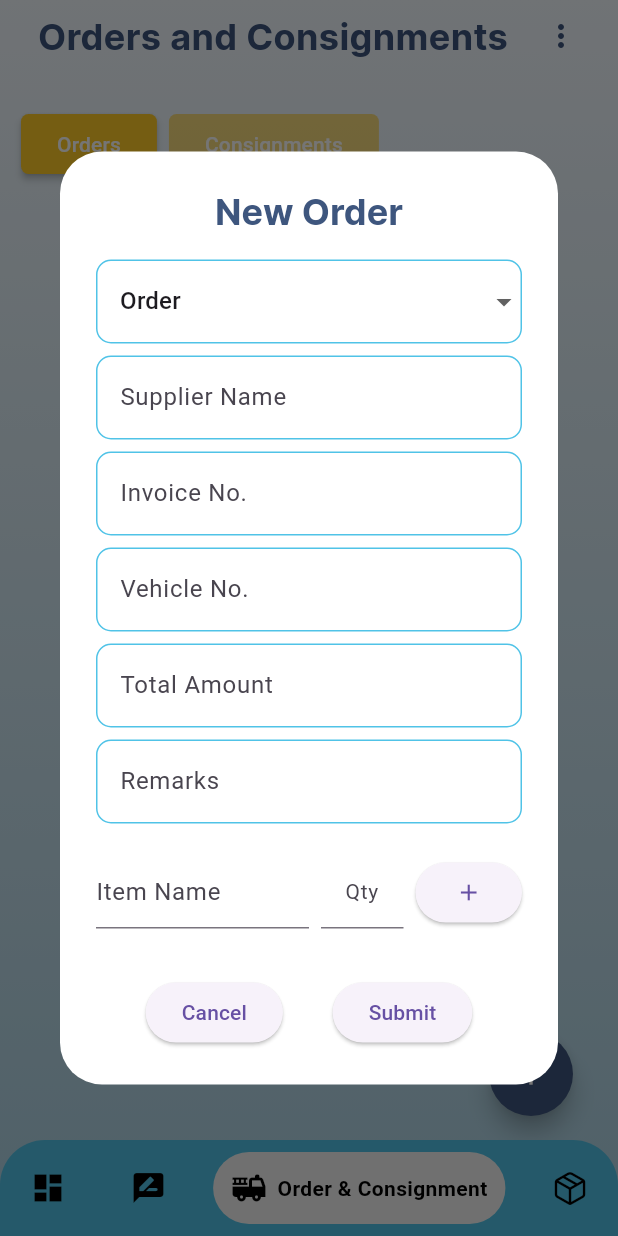
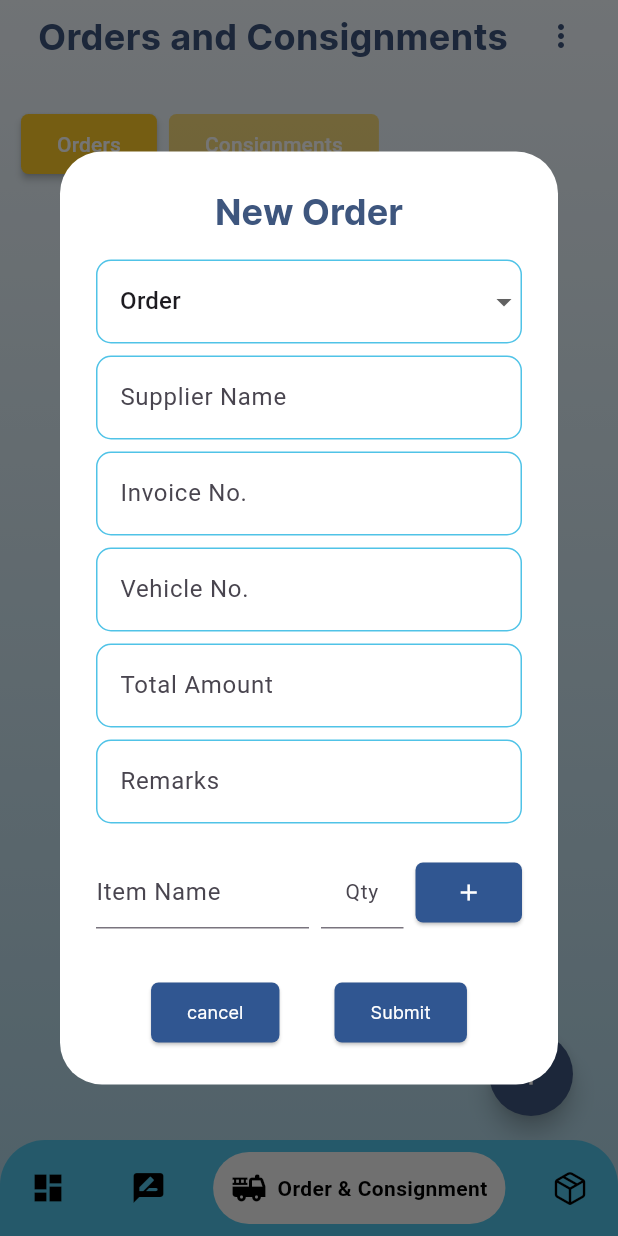
Before and after one commit to ShamoilRao44/tethys_FE, a Flutter app: the StockMngrHome screen opened by its route, item 3 of the bottom bar chosen, after a tap on the "add" icon, on a phone screen of 412 x 824 dp. Run offline on Flutter 3.47's test engine with Material 3 defaults, Android fonts, the phone set to English and light mode, and no system bars; drawn by our look-alikes of google_nav_bar; our stand-ins replace flutter_screenutil, flutter_secure_storage, flutter_slidable, get; accounts and stored records are empty; network calls fail; statements that could not run were skipped.

Commit message:
commit before demo on 10 sept: minor ui changes, everything works

```diff
--- a/lib/data/remote/api_interface.dart
+++ b/lib/data/remote/api_interface.dart
@@ -1,5 +1,5 @@
 abstract class ApiInterface {
-  static const baseUrl = "https://web-production-ef306.up.railway.app/";
+  static const baseUrl = "https://web-production-77a4.up.railway.app/";
 
   Future post(url, data);
   Future delete(url, data);
--- a/lib/modules/gatekeeper/gatekeeper_views/gatekeeper_home.dart
+++ b/lib/modules/gatekeeper/gatekeeper_views/gatekeeper_home.dart
@@ -34,7 +34,7 @@ class GateKeeperHome extends StatelessWidget {
             // alignment: Alignment.bottomCenter,
             padding: EdgeInsets.all(8),
             decoration: BoxDecoration(
-              color: AppColors.boxShadow,
+              color: AppColors.bordeColor2,
               borderRadius: BorderRadius.only(
                 topLeft: Radius.circular(30),
                 topRight: Radius.circular(30),
--- a/lib/modules/gatekeeper/gatekeeper_views/order_view.dart
+++ b/lib/modules/gatekeeper/gatekeeper_views/order_view.dart
@@ -102,7 +102,10 @@ class OrderView extends StatelessWidget {
                                               borderRadius: BorderRadius.circular(10),
                                             ),
                                             backgroundColor: AppColors.btnColor),
-                                        child: Icon(Icons.check),
+                                        child: Icon(
+                                          Icons.check,
+                                          color: AppColors.white,
+                                        ),
                                       ),
                                     ],
                                   ),
--- a/lib/modules/login/login_repo/login_repo_impl.dart
+++ b/lib/modules/login/login_repo/login_repo_impl.dart
@@ -8,7 +8,7 @@ class LoginRepoImpl extends LoginRepo {
 
   @override
   Future<LoginModel> login(Map data) async {
-    return LoginModelFromJson(
+    return loginModelFromJson(
       await apiService.post(Endpoints.login, data),
     );
   }
--- a/lib/modules/login/login_vm.dart
+++ b/lib/modules/login/login_vm.dart
@@ -1,3 +1,5 @@
+// ignore_for_file: use_build_context_synchronously
+
 import 'package:flutter/material.dart';
 import 'package:get/get.dart';
 import 'package:tethys/modules/login/login_model.dart';
@@ -15,10 +17,10 @@ class LoginVM extends GetxController {
   Future<void> login({required BuildContext context}) async {
     var data = {};
 
-    data['username'] = usernameCtrl.text.trim();
+    data['username'] = usernameCtrl.text.trim().toLowerCase();
     data['password'] = passwordCtrl.text.trim();
 
-    debugPrint(data.toString());
+    debugPrint("login data:${data.toString()}");
 
     await lri.login(data).then(
       (res) async {
--- a/lib/modules/stock_manger/stock_mngr_views/order_consgnmnt.dart
+++ b/lib/modules/stock_manger/stock_mngr_views/order_consgnmnt.dart
@@ -17,7 +17,8 @@ class OrderConsgnmnt extends StatelessWidget {
 
   void newOrderDialog(BuildContext ctx) {
     Get.dialog(
-      GetBuilder<StockMngrVM>(builder: (c) {
+      GetBuilder<StockMngrVM>(
+        builder: (c) {
           return AlertDialog(
             title: AppText(
               text: 'New Order',
@@ -267,7 +268,16 @@ class OrderConsgnmnt extends StatelessWidget {
                                     onPressed: () {
                                       c.addRow();
                                     },
-                                  child: Icon(Icons.add),
+                                    style: ElevatedButton.styleFrom(
+                                      backgroundColor: AppColors.btnColor,
+                                      shape: RoundedRectangleBorder(
+                                        borderRadius: BorderRadius.circular(5),
+                                      ),
+                                    ),
+                                    child: Icon(
+                                      Icons.add,
+                                      color: AppColors.white,
+                                    ),
                                   ),
                                 ),
                               ],
@@ -327,7 +337,16 @@ class OrderConsgnmnt extends StatelessWidget {
                                     onPressed: () {
                                       c.addRow();
                                     },
-                                  child: Icon(Icons.add),
+                                    style: ElevatedButton.styleFrom(
+                                      backgroundColor: AppColors.btnColor,
+                                      shape: RoundedRectangleBorder(
+                                        borderRadius: BorderRadius.circular(5),
+                                      ),
+                                    ),
+                                    child: Icon(
+                                      Icons.add,
+                                      color: AppColors.white,
+                                    ),
                                   ),
                                 ),
                               ],
@@ -342,19 +361,46 @@ class OrderConsgnmnt extends StatelessWidget {
                 onPressed: () {
                   Get.back();
                 },
-              child: Text('Cancel'),
+                style: ElevatedButton.styleFrom(
+                  backgroundColor: AppColors.btnColor,
+                  shape: RoundedRectangleBorder(
+                    borderRadius: BorderRadius.circular(5),
+                  ),
+                ),
+                child: AppText(
+                  text: 'cancel',
+                  textAlign: TextAlign.center,
+                  size: 12,
+                  fontWeight: FontWeight.normal,
+                  fontFamily: AppFonts.interRegular,
+                  color: AppColors.white,
+                ),
               ),
               ElevatedButton(
                 onPressed: () {
                   Get.back();
                   c.selectedOptionForOC == 'Order' ? c.sendOrder(ctx) : c.sendConsignment(ctx);
                 },
-              child: Text('Submit'),
+                style: ElevatedButton.styleFrom(
+                  backgroundColor: AppColors.btnColor,
+                  shape: RoundedRectangleBorder(
+                    borderRadius: BorderRadius.circular(5),
+                  ),
+                ),
+                child: AppText(
+                  text: 'Submit',
+                  textAlign: TextAlign.center,
+                  size: 12,
+                  fontWeight: FontWeight.normal,
+                  fontFamily: AppFonts.interRegular,
+                  color: AppColors.white,
+                ),
               ),
             ],
             actionsAlignment: MainAxisAlignment.spaceEvenly,
           );
-      }),
+        },
+      ),
       barrierDismissible: false,
     );
   }
@@ -363,7 +409,7 @@ class OrderConsgnmnt extends StatelessWidget {
   Widget build(BuildContext context) {
     return GetBuilder<StockMngrVM>(builder: (c) {
       return Padding(
-        padding: const EdgeInsets.only(left: 14.0, right: 14),
+        padding: EdgeInsets.only(left: 14.0, right: 14),
         child: Scaffold(
           resizeToAvoidBottomInset: false,
           backgroundColor: Colors.transparent,
@@ -371,13 +417,16 @@ class OrderConsgnmnt extends StatelessWidget {
             mainAxisAlignment: MainAxisAlignment.start,
             mainAxisSize: MainAxisSize.min,
             children: [
+              //HEADER ROW
               headerRow(
                 headerText: 'Orders and Consignments',
                 onRefresh: () async {
                   await c.fetchOrders();
                   await c.fetchConsignments();
-                  }),
+                },
+              ),
               SizedBox(height: 24),
+              //ROW FOR FILTER BUTTONS
               Row(
                 mainAxisAlignment: MainAxisAlignment.start,
                 mainAxisSize: MainAxisSize.max,
@@ -422,12 +471,8 @@ class OrderConsgnmnt extends StatelessWidget {
                 ],
               ),
               SizedBox(height: 14),
-              Builder(
-                builder: (context) {
-                  double containerHeight = MediaQuery.of(context).size.height - 64 - 154 - c.topPadding!;
-                  return c.isOrders
-                      /*Orders view*/ ? Container(
-                          height: containerHeight,
+              c.isOrders
+                  ? Expanded(
                       child: ListView.builder(
                         itemCount: c.ordersList.length,
                         itemBuilder: (context, index) {
@@ -470,18 +515,10 @@ class OrderConsgnmnt extends StatelessWidget {
                                           fontWeight: FontWeight.w400,
                                           maxLines: 2,
                                         ),
-                                            // SizedBox(width: 32.w),
-                                            // AppText(
-                                            //   text: 'Date: ${c.ordersList[index].purTime.toString().substring(0, 10)}',
-                                            //   color: AppColors.txtColor,
-                                            //   size: MediaQuery.of(context).size.width > 400 ? 14 : 14.w,
-                                            //   fontFamily: AppFonts.interRegular,
-                                            //   fontWeight: FontWeight.w400,
-                                            // )
                                       ],
                                     ),
                                     c.isExpandedForOrders[index]
-                                            ? SingleChildScrollView(
+                                        ? Expanded(
                                             child: Column(
                                               mainAxisSize: MainAxisSize.min,
                                               crossAxisAlignment: CrossAxisAlignment.start,
@@ -503,6 +540,10 @@ class OrderConsgnmnt extends StatelessWidget {
                                                   fontWeight: FontWeight.w400,
                                                 ),
                                                 SizedBox(height: 8),
+                                                Expanded(
+                                                  child: SingleChildScrollView(
+                                                    child: Column(
+                                                      children: [
                                                         Table(
                                                           border: TableBorder.all(
                                                             width: 1.0,
@@ -548,6 +589,10 @@ class OrderConsgnmnt extends StatelessWidget {
                                                         ),
                                                       ],
                                                     ),
+                                                  ),
+                                                ),
+                                              ],
+                                            ),
                                           )
                                         : Container(),
                                   ],
@@ -558,8 +603,7 @@ class OrderConsgnmnt extends StatelessWidget {
                         },
                       ),
                     )
-                      /*Consignment view*/ : Container(
-                          height: containerHeight,
+                  : Expanded(
                       child: ListView.builder(
                         itemCount: c.consignmentsList.length,
                         itemBuilder: (context, index) {
@@ -576,9 +620,7 @@ class OrderConsgnmnt extends StatelessWidget {
                                 height: c.isExpandedForConsignments[index] ? 400 : 96,
                                 padding: EdgeInsets.all(14.0),
                                 decoration: BoxDecoration(
-                                      color: c.isExpandedForConsignments[index]
-                                          ? AppColors.lightBlue
-                                          : AppColors.lightBlue,
+                                  color: c.isExpandedForConsignments[index] ? AppColors.lightBlue : AppColors.lightBlue,
                                   borderRadius: BorderRadius.circular(10.0),
                                 ),
                                 child: Column(
@@ -619,8 +661,7 @@ class OrderConsgnmnt extends StatelessWidget {
                                                 Row(
                                                   children: [
                                                     AppText(
-                                                          text:
-                                                              'Invoice No.: ${c.consignmentsList[index].invoice ?? ''}',
+                                                      text: 'Invoice No.: ${c.consignmentsList[index].invoice ?? ''}',
                                                       color: AppColors.txtColor,
                                                       size: MediaQuery.of(context).size.width > 400 ? 14 : 14.h,
                                                       fontFamily: AppFonts.interRegular,
@@ -628,8 +669,7 @@ class OrderConsgnmnt extends StatelessWidget {
                                                     ),
                                                     SizedBox(width: 24),
                                                     AppText(
-                                                          text:
-                                                              'Total Amount: ${c.consignmentsList[index].invValue ?? ''}',
+                                                      text: 'Total Amount: ${c.consignmentsList[index].invValue ?? ''}',
                                                       color: AppColors.txtColor,
                                                       size: MediaQuery.of(context).size.width > 400 ? 14 : 14.h,
                                                       fontFamily: AppFonts.interRegular,
@@ -745,8 +785,6 @@ class OrderConsgnmnt extends StatelessWidget {
                           );
                         },
                       ),
-                        );
-                },
                     )
             ],
           ),
--- a/lib/modules/stock_manger/stock_mngr_views/stock_mngr_home.dart
+++ b/lib/modules/stock_manger/stock_mngr_views/stock_mngr_home.dart
@@ -14,8 +14,6 @@ class StockMngrHome extends StatelessWidget {
   @override
   Widget build(BuildContext context) {
     return GetBuilder<StockMngrVM>(builder: (c) {
-      c.topPadding = MediaQuery.paddingOf(context).top;
-      debugPrint('topPadding: ${c.topPadding}');
       return Container(
         width: double.infinity,
         height: double.infinity,
--- a/lib/modules/stock_manger/stock_mngr_vm.dart
+++ b/lib/modules/stock_manger/stock_mngr_vm.dart
@@ -28,7 +28,7 @@ class StockMngrVM extends GetxController {
   final GlobalKey<FormState> formKey = GlobalKey<FormState>();
   StockMngrRepoImpl smri = StockMngrRepoImpl();
   String selectedOptionForOC = 'Order';
-  double? topPadding;
+  // double? topPadding;
   RxInt indx = 0.obs;
   Widget? child = StockMngrDashboard();
   bool isApproved = false;
@@ -90,14 +90,14 @@ class StockMngrVM extends GetxController {
     update();
     super.onInit();
     await Future.wait([
-      getRequests(),
       fetchMaterialList(),
       fetchProductList(),
-      fetchReturns(),
       fetchOrders(),
       fetchConsignments(),
+      fetchHandovers(),
+      getRequests(),
       fetchInventory(),
-      fetchHandovers(),
+      fetchReturns(),
     ]);
     isloading = false;
     update();
@@ -220,7 +220,7 @@ class StockMngrVM extends GetxController {
     ).onError((error, stackTrace) {
       debugPrint('Error in fetchProductsList()');
     });
-    debugPrint(prodNameList.toString());
+    debugPrint("product list: ${prodNameList.toString()}");
   }
 
   void toggleViews(bool value) {
--- a/lib/utils/secured_storage.dart
+++ b/lib/utils/secured_storage.dart
@@ -1,4 +1,3 @@
-import 'package:flutter/material.dart';
 import 'package:flutter_secure_storage/flutter_secure_storage.dart';
 
 class SecuredStorage {
@@ -35,7 +34,6 @@ class SecuredStorage {
 
 // Write value
   static Future<void> writeStringValue(String key, String value) async {
-    debugPrint(value);
     await storage?.write(key: key, value: value);
   }
 
```
Also changed, not shown: lib/main.dart (+18 -7 lines), lib/modules/login/login_model.dart (+2 -8 lines), lib/modules/owner/views/employee_requests.dart (+10 -14 lines), lib/modules/prod_manager/prod_mngr_views/requisition_return.dart (+26 -9 lines), lib/modules/signup/signup_vm.dart (+11 -4 lines), lib/modules/stock_manger/stock_mngr_views/handover.dart (+3 -9 lines), lib/modules/stock_manger/stock_mngr_views/request_and_returns.dart (+14 -12 lines), pubspec.lock (added), 4 other files. Lines whose indentation alone changed are shown as unchanged.
